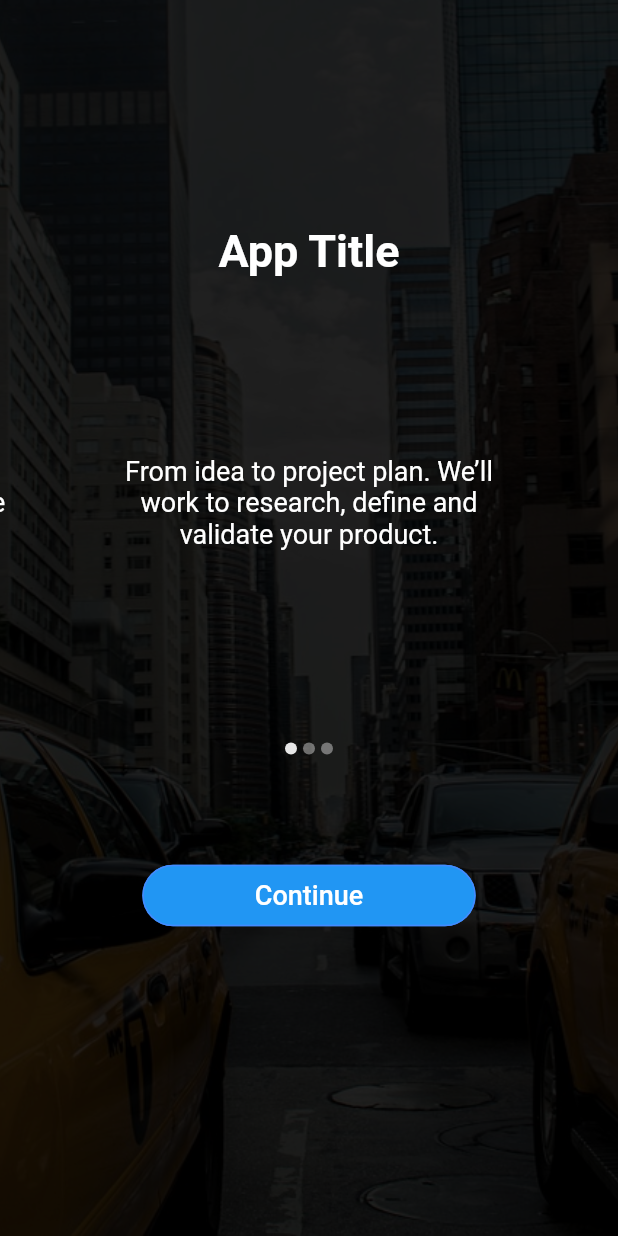
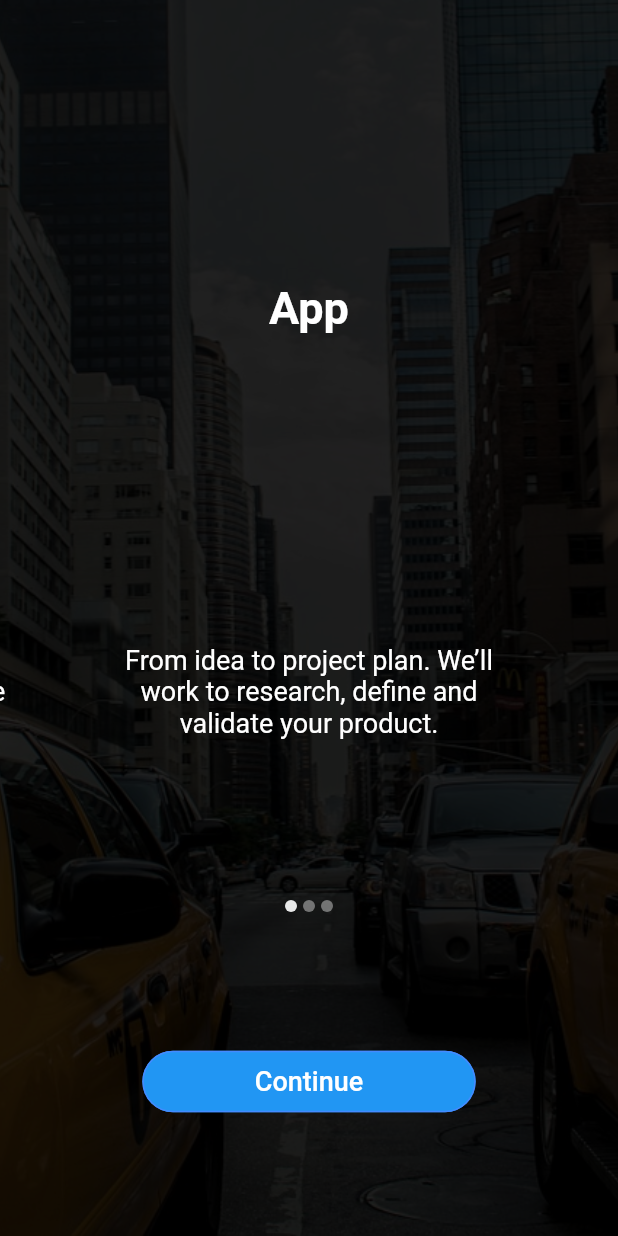
Before and after one commit to Sprinkle7/Flutter-Stack-UI-Example, a Flutter app: the screen it shows after launch, on a phone screen of 412 x 824 dp. Run offline on Flutter 3.47's test engine with Material 2 defaults, Android fonts, the phone set to English and light mode, and no system bars; drawn by our look-alikes of carousel_slider.

Commit message:
Imporved UI

```diff
--- a/lib/main.dart
+++ b/lib/main.dart
@@ -54,12 +54,13 @@ class _MainPageState extends State<MainPage> {
               ),
               Container(
                 child: Column(
+                  mainAxisAlignment: MainAxisAlignment.spaceEvenly,
                   children: <Widget>[
-                    Padding(padding: EdgeInsets.only(top:150)),
+                    Padding(padding: EdgeInsets.only(top:30)),
                     SafeArea(
                       child: Container(
                         child: Text(
-                          'App Title',
+                          'App',
                           style: TextStyle(
                              color: Colors.white,
                              fontWeight: FontWeight.bold,
@@ -68,9 +69,10 @@ class _MainPageState extends State<MainPage> {
                         ),
                       ),
                     ),
+                    Padding(padding: EdgeInsets.only(top:30)),
                     CarouselSlider(
                     autoPlay: true,
-                    height: 300.0,
+                    height: 100.0,
                     onPageChanged: (index) {
                       setState(() {
                         _current = index;
@@ -107,7 +109,6 @@ class _MainPageState extends State<MainPage> {
                         ),
                       ),
                     ),
-                    Padding(padding: EdgeInsets.only(top: 60)),
                     Container(
                       child: FlatButton(
                         child: Text('Continue',style: TextStyle(fontSize: 18),),
```
